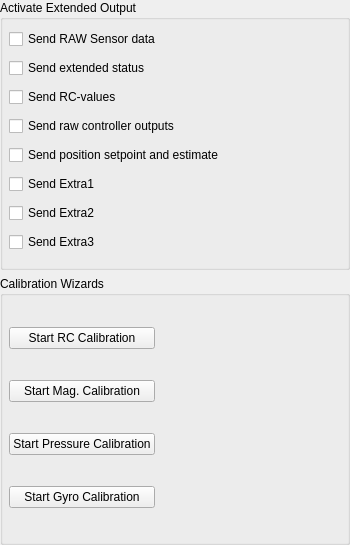
Before: the Qt Designer form src/ui/QGCSensorSettingsWidget.ui in mavlink/qgroundcontrol, drawn with Qt 5.
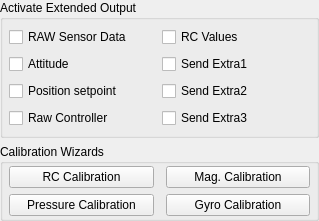
After: the same form once the commit is applied.

Diff of the .ui file:
```diff
--- a/src/ui/QGCSensorSettingsWidget.ui
+++ b/src/ui/QGCSensorSettingsWidget.ui
@@ -6,76 +6,146 @@
    <rect>
     <x>0</x>
     <y>0</y>
-    <width>350</width>
-    <height>545</height>
+    <width>319</width>
+    <height>221</height>
    </rect>
   </property>
   <property name="windowTitle">
    <string>Form</string>
   </property>
-  <layout class="QGridLayout" name="gridLayout_4">
+  <layout class="QGridLayout" name="gridLayout_4" rowstretch="10,0">
    <property name="margin">
     <number>0</number>
    </property>
+   <item row="1" column="0">
+    <widget class="QGroupBox" name="groupBox_3">
+     <property name="title">
+      <string>Calibration Wizards</string>
+     </property>
+     <layout class="QGridLayout" name="gridLayout" columnstretch="5,5">
+      <property name="leftMargin">
+       <number>6</number>
+      </property>
+      <property name="topMargin">
+       <number>2</number>
+      </property>
+      <property name="rightMargin">
+       <number>6</number>
+      </property>
+      <property name="bottomMargin">
+       <number>2</number>
+      </property>
+      <property name="horizontalSpacing">
+       <number>12</number>
+      </property>
+      <property name="verticalSpacing">
+       <number>6</number>
+      </property>
+      <item row="0" column="0">
+       <widget class="QPushButton" name="rcCalButton">
+        <property name="text">
+         <string>RC Calibration</string>
+        </property>
+       </widget>
+      </item>
+      <item row="0" column="1">
+       <widget class="QPushButton" name="magCalButton">
+        <property name="text">
+         <string>Mag. Calibration</string>
+        </property>
+       </widget>
+      </item>
+      <item row="1" column="1">
+       <widget class="QPushButton" name="gyroCalButton">
+        <property name="text">
+         <string>Gyro Calibration</string>
+        </property>
+       </widget>
+      </item>
+      <item row="1" column="0">
+       <widget class="QPushButton" name="pressureCalButton">
+        <property name="text">
+         <string>Pressure Calibration</string>
+        </property>
+       </widget>
+      </item>
+     </layout>
+    </widget>
+   </item>
    <item row="0" column="0">
     <widget class="QGroupBox" name="groupBox">
      <property name="title">
       <string>Activate Extended Output</string>
      </property>
      <layout class="QGridLayout" name="gridLayout_2">
-      <property name="margin">
+      <property name="leftMargin">
        <number>6</number>
       </property>
+      <property name="topMargin">
+       <number>2</number>
+      </property>
+      <property name="rightMargin">
+       <number>6</number>
+      </property>
+      <property name="bottomMargin">
+       <number>2</number>
+      </property>
+      <property name="horizontalSpacing">
+       <number>5</number>
+      </property>
+      <property name="verticalSpacing">
+       <number>2</number>
+      </property>
       <item row="0" column="0">
        <widget class="QCheckBox" name="sendRawCheckBox">
         <property name="text">
-         <string>Send RAW Sensor data</string>
+         <string>RAW Sensor Data</string>
         </property>
        </widget>
       </item>
-      <item row="1" column="0">
-       <widget class="QCheckBox" name="sendExtendedCheckBox">
-        <property name="text">
-         <string>Send extended status</string>
-        </property>
-       </widget>
-      </item>
-      <item row="2" column="0">
+      <item row="0" column="1">
        <widget class="QCheckBox" name="sendRCCheckBox">
         <property name="text">
-         <string>Send RC-values</string>
-        </property>
-       </widget>
-      </item>
-      <item row="3" column="0">
-       <widget class="QCheckBox" name="sendControllerCheckBox">
-        <property name="text">
-         <string>Send raw controller outputs</string>
+         <string>RC Values</string>
         </property>
        </widget>
       </item>
       <item row="4" column="0">
        <widget class="QCheckBox" name="sendPositionCheckBox">
         <property name="text">
-         <string>Send position setpoint and estimate</string>
+         <string>Position setpoint</string>
         </property>
        </widget>
       </item>
       <item row="5" column="0">
+       <widget class="QCheckBox" name="sendControllerCheckBox">
+        <property name="text">
+         <string>Raw Controller</string>
+        </property>
+       </widget>
+      </item>
+      <item row="1" column="1">
        <widget class="QCheckBox" name="sendExtra1CheckBox">
         <property name="text">
          <string>Send Extra1</string>
         </property>
        </widget>
       </item>
-      <item row="6" column="0">
+      <item row="1" column="0">
+       <widget class="QCheckBox" name="sendExtendedCheckBox">
+        <property name="text">
+         <string>Attitude</string>
+        </property>
+       </widget>
+      </item>
+      <item row="4" column="1">
        <widget class="QCheckBox" name="sendExtra2CheckBox">
         <property name="text">
          <string>Send Extra2</string>
         </property>
        </widget>
       </item>
-      <item row="7" column="0">
+      <item row="5" column="1">
        <widget class="QCheckBox" name="sendExtra3CheckBox">
         <property name="text">
          <string>Send Extra3</string>
@@ -85,59 +155,6 @@
      </layout>
     </widget>
    </item>
-   <item row="1" column="0">
-    <widget class="QGroupBox" name="groupBox_3">
-     <property name="title">
-      <string>Calibration Wizards</string>
-     </property>
-     <layout class="QGridLayout" name="gridLayout" columnstretch="0,50">
-      <property name="margin">
-       <number>6</number>
-      </property>
-      <item row="1" column="0">
-       <widget class="QPushButton" name="magCalButton">
-        <property name="text">
-         <string>Start Mag. Calibration</string>
-        </property>
-       </widget>
-      </item>
-      <item row="4" column="0">
-       <widget class="QPushButton" name="gyroCalButton">
-        <property name="text">
-         <string>Start Gyro Calibration</string>
-        </property>
-       </widget>
-      </item>
-      <item row="0" column="0">
-       <widget class="QPushButton" name="rcCalButton">
-        <property name="text">
-         <string>Start RC Calibration</string>
-        </property>
-       </widget>
-      </item>
-      <item row="2" column="0">
-       <widget class="QPushButton" name="pressureCalButton">
-        <property name="text">
-         <string>Start Pressure Calibration</string>
-        </property>
-       </widget>
-      </item>
-      <item row="0" column="1">
-       <spacer name="horizontalSpacer">
-        <property name="orientation">
-         <enum>Qt::Horizontal</enum>
-        </property>
-        <property name="sizeHint" stdset="0">
-         <size>
-          <width>0</width>
-          <height>0</height>
-         </size>
-        </property>
-       </spacer>
-      </item>
-     </layout>
-    </widget>
-   </item>
   </layout>
  </widget>
  <resources/>
```
